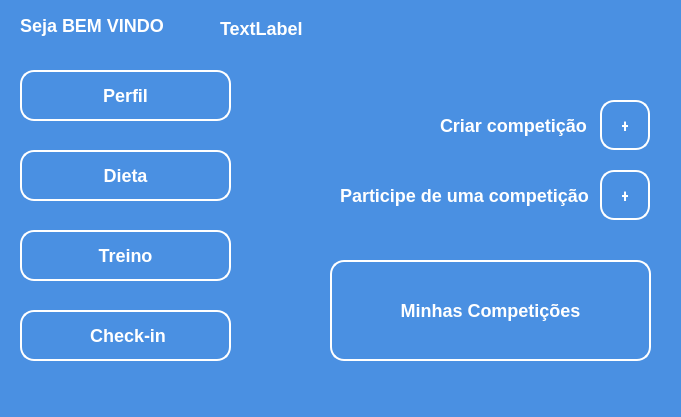
First picture: the form in janela_menu_inicial.ui, repository INF112-Programacao2/20242-team-4, before the edit.
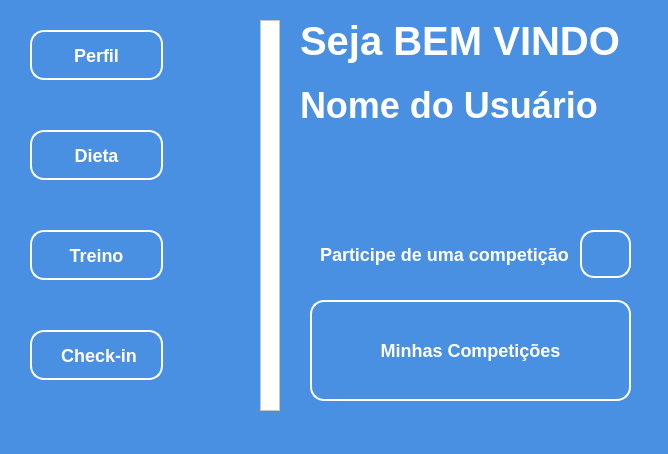
Second picture: the form after the edit. Icons and pictures are not drawn.

Patch:
```diff
--- a/janela_menu_inicial.ui
+++ b/janela_menu_inicial.ui
@@ -6,8 +6,8 @@
    <rect>
     <x>0</x>
     <y>0</y>
-    <width>681</width>
-    <height>417</height>
+    <width>668</width>
+    <height>454</height>
    </rect>
   </property>
   <property name="windowTitle">
@@ -18,6 +18,18 @@
 	background: #4A90E2;
 }
 
+#_frame {
+	background: #FFFFFF;
+}
+
+#_txt_titulo {
+	font-size: 40px;
+}
+
+#_txt_nome {
+	font-size: 36px;
+}
+
 QLabel{
 	font-family: &quot;Segoe UI&quot;;
 	font-weight: bold;
@@ -47,162 +59,66 @@
 </string>
   </property>
   <widget class="QWidget" name="centralwidget">
-   <widget class="QLabel" name="label">
+   <widget class="QLabel" name="_txt_titulo">
     <property name="geometry">
      <rect>
-      <x>20</x>
+      <x>300</x>
       <y>10</y>
-      <width>151</width>
-      <height>31</height>
+      <width>331</width>
+      <height>61</height>
      </rect>
     </property>
     <property name="text">
      <string>Seja BEM VINDO</string>
     </property>
    </widget>
-   <widget class="QPushButton" name="pushButton">
-    <property name="geometry">
-     <rect>
-      <x>600</x>
-      <y>100</y>
-      <width>50</width>
-      <height>50</height>
-     </rect>
-    </property>
-    <property name="cursor">
-     <cursorShape>PointingHandCursor</cursorShape>
-    </property>
-    <property name="text">
-     <string>+</string>
-    </property>
-   </widget>
-   <widget class="QPushButton" name="pushButton_2">
-    <property name="geometry">
-     <rect>
-      <x>600</x>
-      <y>170</y>
-      <width>50</width>
-      <height>50</height>
-     </rect>
-    </property>
-    <property name="cursor">
-     <cursorShape>PointingHandCursor</cursorShape>
-    </property>
-    <property name="text">
-     <string>+</string>
-    </property>
-   </widget>
-   <widget class="QPushButton" name="pushButton_4">
-    <property name="geometry">
-     <rect>
-      <x>20</x>
-      <y>150</y>
-      <width>211</width>
-      <height>51</height>
-     </rect>
-    </property>
-    <property name="cursor">
-     <cursorShape>PointingHandCursor</cursorShape>
-    </property>
-    <property name="text">
-     <string>Dieta</string>
-    </property>
-   </widget>
-   <widget class="QPushButton" name="pushButton_5">
-    <property name="geometry">
-     <rect>
-      <x>20</x>
-      <y>230</y>
-      <width>211</width>
-      <height>51</height>
-     </rect>
-    </property>
-    <property name="cursor">
-     <cursorShape>PointingHandCursor</cursorShape>
-    </property>
-    <property name="text">
-     <string>Treino</string>
-    </property>
-   </widget>
-   <widget class="QLabel" name="label_2">
-    <property name="geometry">
-     <rect>
-      <x>440</x>
-      <y>100</y>
-      <width>151</width>
-      <height>51</height>
-     </rect>
-    </property>
-    <property name="text">
-     <string>Criar competição</string>
-    </property>
-   </widget>
-   <widget class="QLabel" name="label_4">
-    <property name="geometry">
-     <rect>
-      <x>340</x>
-      <y>170</y>
-      <width>251</width>
-      <height>51</height>
-     </rect>
-    </property>
-    <property name="text">
-     <string>Participe de uma competição</string>
-    </property>
-   </widget>
-   <widget class="QLabel" name="label_5">
+   <widget class="QPushButton" name="_btn_go_competicao">
     <property name="geometry">
      <rect>
       <x>580</x>
-      <y>10</y>
-      <width>71</width>
-      <height>71</height>
-     </rect>
-    </property>
-    <property name="text">
-     <string/>
-    </property>
-    <property name="pixmap">
-     <pixmap resource="recursos.qrc">:/img/Imagens/imagem_muscleband.png</pixmap>
-    </property>
-    <property name="scaledContents">
-     <bool>true</bool>
-    </property>
-   </widget>
-   <widget class="QLabel" name="label_6">
-    <property name="geometry">
-     <rect>
-      <x>220</x>
-      <y>20</y>
-      <width>131</width>
-      <height>16</height>
-     </rect>
-    </property>
-    <property name="text">
-     <string>TextLabel</string>
-    </property>
-   </widget>
-   <widget class="QPushButton" name="pushButton_6">
-    <property name="geometry">
-     <rect>
-      <x>20</x>
-      <y>70</y>
-      <width>211</width>
-      <height>51</height>
+      <y>230</y>
+      <width>51</width>
+      <height>48</height>
      </rect>
     </property>
     <property name="cursor">
      <cursorShape>PointingHandCursor</cursorShape>
     </property>
     <property name="text">
-     <string>Perfil</string>
+     <string/>
     </property>
    </widget>
-   <widget class="QPushButton" name="pushButton_7">
+   <widget class="QLabel" name="_txt_participac">
     <property name="geometry">
      <rect>
-      <x>330</x>
-      <y>260</y>
+      <x>320</x>
+      <y>230</y>
+      <width>248</width>
+      <height>48</height>
+     </rect>
+    </property>
+    <property name="text">
+     <string>Participe de uma competição</string>
+    </property>
+   </widget>
+   <widget class="QLabel" name="_txt_nome">
+    <property name="geometry">
+     <rect>
+      <x>300</x>
+      <y>80</y>
+      <width>331</width>
+      <height>51</height>
+     </rect>
+    </property>
+    <property name="text">
+     <string>Nome do Usuário</string>
+    </property>
+   </widget>
+   <widget class="QPushButton" name="_btn_my_competicao">
+    <property name="geometry">
+     <rect>
+      <x>310</x>
+      <y>300</y>
       <width>321</width>
       <height>101</height>
      </rect>
@@ -217,10 +133,10 @@
    <widget class="QPushButton" name="pushButton_8">
     <property name="geometry">
      <rect>
-      <x>20</x>
-      <y>310</y>
-      <width>211</width>
-      <height>51</height>
+      <x>30</x>
+      <y>330</y>
+      <width>133</width>
+      <height>50</height>
      </rect>
     </property>
     <property name="cursor">
@@ -230,6 +146,155 @@
      <string> Check-in</string>
     </property>
    </widget>
+   <widget class="QPushButton" name="_btn_perfil">
+    <property name="geometry">
+     <rect>
+      <x>30</x>
+      <y>30</y>
+      <width>133</width>
+      <height>50</height>
+     </rect>
+    </property>
+    <property name="cursor">
+     <cursorShape>PointingHandCursor</cursorShape>
+    </property>
+    <property name="tabletTracking">
+     <bool>false</bool>
+    </property>
+    <property name="text">
+     <string>Perfil</string>
+    </property>
+   </widget>
+   <widget class="QLabel" name="label_3">
+    <property name="geometry">
+     <rect>
+      <x>180</x>
+      <y>230</y>
+      <width>45</width>
+      <height>45</height>
+     </rect>
+    </property>
+    <property name="text">
+     <string/>
+    </property>
+    <property name="pixmap">
+     <pixmap resource="recursos.qrc">:/img/Imagens/imagem_bodybuilding.png</pixmap>
+    </property>
+    <property name="scaledContents">
+     <bool>true</bool>
+    </property>
+   </widget>
+   <widget class="QLabel" name="label_2">
+    <property name="geometry">
+     <rect>
+      <x>180</x>
+      <y>130</y>
+      <width>45</width>
+      <height>45</height>
+     </rect>
+    </property>
+    <property name="text">
+     <string/>
+    </property>
+    <property name="pixmap">
+     <pixmap resource="recursos.qrc">:/img/Imagens/imagem_food.png</pixmap>
+    </property>
+    <property name="scaledContents">
+     <bool>true</bool>
+    </property>
+   </widget>
+   <widget class="QLabel" name="label">
+    <property name="geometry">
+     <rect>
+      <x>180</x>
+      <y>30</y>
+      <width>45</width>
+      <height>45</height>
+     </rect>
+    </property>
+    <property name="text">
+     <string/>
+    </property>
+    <property name="pixmap">
+     <pixmap resource="recursos.qrc">:/img/Imagens/imagem_user.png</pixmap>
+    </property>
+    <property name="scaledContents">
+     <bool>true</bool>
+    </property>
+   </widget>
+   <widget class="QLabel" name="label_4">
+    <property name="geometry">
+     <rect>
+      <x>180</x>
+      <y>330</y>
+      <width>45</width>
+      <height>45</height>
+     </rect>
+    </property>
+    <property name="text">
+     <string/>
+    </property>
+    <property name="pixmap">
+     <pixmap resource="recursos.qrc">:/img/Imagens/imagem_check.png</pixmap>
+    </property>
+    <property name="scaledContents">
+     <bool>true</bool>
+    </property>
+   </widget>
+   <widget class="QPushButton" name="_btn_dieta">
+    <property name="geometry">
+     <rect>
+      <x>30</x>
+      <y>130</y>
+      <width>133</width>
+      <height>50</height>
+     </rect>
+    </property>
+    <property name="cursor">
+     <cursorShape>PointingHandCursor</cursorShape>
+    </property>
+    <property name="tabletTracking">
+     <bool>false</bool>
+    </property>
+    <property name="text">
+     <string>Dieta</string>
+    </property>
+   </widget>
+   <widget class="QPushButton" name="_btn_treino">
+    <property name="geometry">
+     <rect>
+      <x>30</x>
+      <y>230</y>
+      <width>133</width>
+      <height>50</height>
+     </rect>
+    </property>
+    <property name="cursor">
+     <cursorShape>PointingHandCursor</cursorShape>
+    </property>
+    <property name="tabletTracking">
+     <bool>false</bool>
+    </property>
+    <property name="text">
+     <string>Treino</string>
+    </property>
+   </widget>
+   <widget class="QFrame" name="_frame">
+    <property name="geometry">
+     <rect>
+      <x>260</x>
+      <y>20</y>
+      <width>20</width>
+      <height>391</height>
+     </rect>
+    </property>
+    <property name="frameShape">
+     <enum>QFrame::Shape::StyledPanel</enum>
+    </property>
+    <property name="frameShadow">
+     <enum>QFrame::Shadow::Raised</enum>
+    </property>
+   </widget>
   </widget>
   <widget class="QMenuBar" name="menubar">
    <property name="geometry">
```
Left out of the diff: 11 changed lines with no effect on the pictures.
